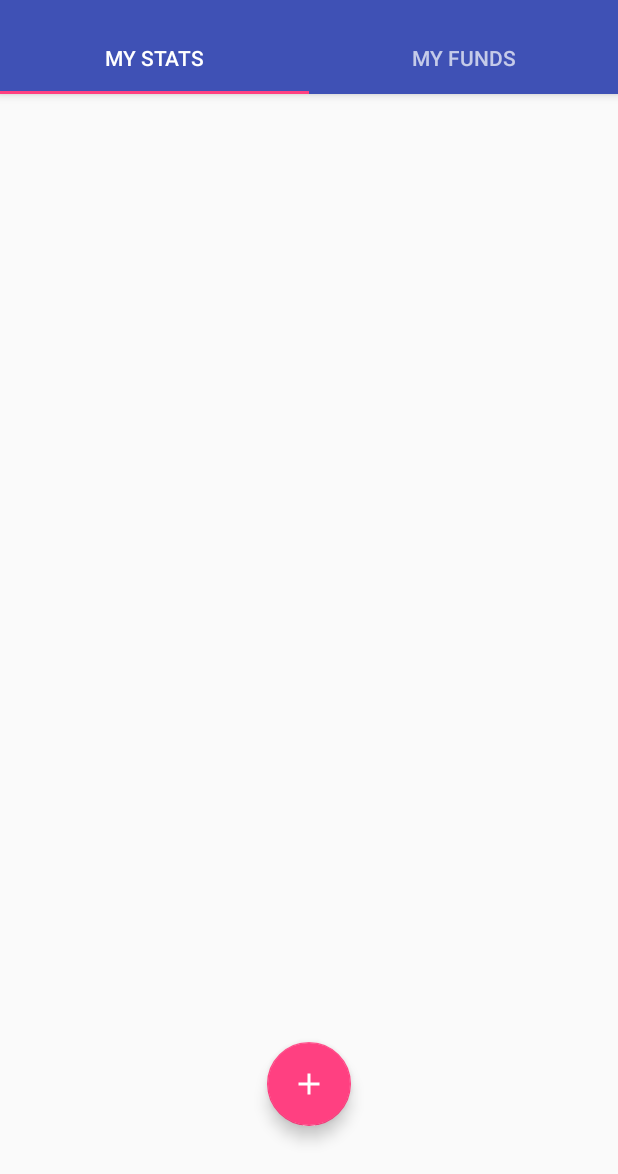
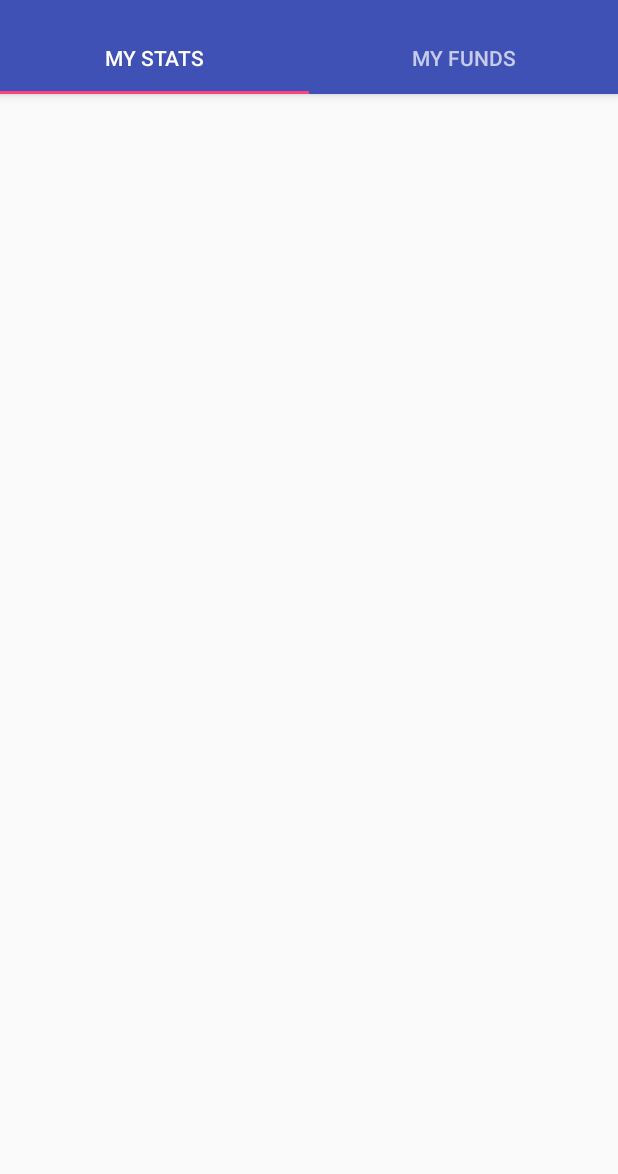
Before and after one commit to neerajms/mymutualfunds, an Android app: the screen it shows after launch (MainActivity), on a phone screen of 412 x 824 dp, the part 62-1236 px from its top. Run offline under Robolectric (Android 15) with nearby library versions, the phone set to English and light mode, and no system bars; 1 statement that could not run was skipped.

Commit message:
FAB shown only in My Funds, small changes to layout

```diff
--- a/app/src/main/java/com/neerajms99b/neeraj/mymutualfunds/ui/FundsListFragment.java
+++ b/app/src/main/java/com/neerajms99b/neeraj/mymutualfunds/ui/FundsListFragment.java
@@ -1,9 +1,11 @@
 package com.neerajms99b.neeraj.mymutualfunds.ui;
 
 import android.content.ContentValues;
+import android.content.Intent;
 import android.database.Cursor;
 import android.os.Bundle;
 import android.support.annotation.Nullable;
+import android.support.design.widget.FloatingActionButton;
 import android.support.v4.app.Fragment;
 import android.support.v4.app.LoaderManager;
 import android.support.v4.content.CursorLoader;
@@ -38,6 +40,7 @@ public class FundsListFragment extends Fragment implements LoaderManager.LoaderC
     private ItemTouchHelper.Callback mItemTouchCallBack;
     private MainActivity mCallBack;
     public final String ARG_OBJECT = "funds_list";
+    private FloatingActionButton mFab;
 
     public FundsListFragment() {
     }
@@ -54,8 +57,8 @@ public class FundsListFragment extends Fragment implements LoaderManager.LoaderC
         View rootView = inflater.inflate(R.layout.fragment_main, container, false);
 
         mCallBack = (MainActivity) getActivity();
-        mNetWorthAmount = (TextView) rootView.findViewById(R.id.net_worth_amount);
-        mNetWorthAmount.setText("₹0.00");
+//        mNetWorthAmount = (TextView) rootView.findViewById(R.id.net_worth_amount);
+//        mNetWorthAmount.setText("₹0.00");
         mFundsListAdapter = new FundsListAdapter(null, this);
         mRecyclerView = (RecyclerView) rootView.findViewById(R.id.funds_recycler_view);
         mRecyclerView.setLayoutManager(new LinearLayoutManager(getActivity()));
@@ -65,7 +68,14 @@ public class FundsListFragment extends Fragment implements LoaderManager.LoaderC
         mItemTouchCallBack = new SimpleItemTouchHelper(mFundsListAdapter);
         mItemTouchHelper = new ItemTouchHelper(mItemTouchCallBack);
         mItemTouchHelper.attachToRecyclerView(mRecyclerView);
-
+        mFab = (FloatingActionButton) rootView.findViewById(R.id.fab);
+        mFab.setOnClickListener(new View.OnClickListener() {
+            @Override
+            public void onClick(View view) {
+                startSearchActivity();
+            }
+        });
+        mFab.hide();
         return rootView;
     }
 
@@ -81,10 +91,9 @@ public class FundsListFragment extends Fragment implements LoaderManager.LoaderC
         // automatically handle clicks on the Home/Up button, so long
         // as you specify a parent activity in AndroidManifest.xml.
         int id = item.getItemId();
-
         //noinspection SimplifiableIfStatement
         if (id == R.id.action_add_fund) {
-            mCallBack.startSearchActivity();
+            startSearchActivity();
         }
         return super.onOptionsItemSelected(item);
     }
@@ -99,9 +108,10 @@ public class FundsListFragment extends Fragment implements LoaderManager.LoaderC
         mFundsListAdapter.swapCursor(data);
 
         if (data.moveToFirst()) {
-            setNetWorthAmount(data);
+//            setNetWorthAmount(data);
+            mFab.hide();
         } else {
-            mCallBack.showFab();
+            mFab.show();
         }
     }
 
@@ -126,7 +136,7 @@ public class FundsListFragment extends Fragment implements LoaderManager.LoaderC
             }
         } while (data.moveToNext());
         mNetWorth = String.format("%.2f", netWorth);
-        mNetWorthAmount.setText("₹" + mNetWorth);
+//        mNetWorthAmount.setText("₹" + mNetWorth);
     }
 
     @Override
@@ -151,6 +161,11 @@ public class FundsListFragment extends Fragment implements LoaderManager.LoaderC
         restartLoader();
     }
 
+    public void startSearchActivity() {
+        Intent intent = new Intent(getActivity(), SearchActivity.class);
+        startActivity(intent);
+    }
+
     public void restartLoader() {
         getLoaderManager().restartLoader(CURSOR_LOADER_ID, null, this);
     }
--- a/app/src/main/java/com/neerajms99b/neeraj/mymutualfunds/ui/MainActivity.java
+++ b/app/src/main/java/com/neerajms99b/neeraj/mymutualfunds/ui/MainActivity.java
@@ -1,23 +1,20 @@
 package com.neerajms99b.neeraj.mymutualfunds.ui;
 
 import android.content.Context;
-import android.content.Intent;
 import android.os.Bundle;
-import android.support.design.widget.FloatingActionButton;
 import android.support.design.widget.TabLayout;
 import android.support.v4.view.ViewPager;
-import android.support.v7.app.ActionBar;
 import android.support.v7.app.AppCompatActivity;
 import android.support.v7.widget.Toolbar;
-import android.view.View;
 
 import com.neerajms99b.neeraj.mymutualfunds.R;
 import com.neerajms99b.neeraj.mymutualfunds.adapter.PagerAdapter;
 
 public class MainActivity extends AppCompatActivity implements TabLayout.OnTabSelectedListener {
-    private FloatingActionButton mFab;
+//    private FloatingActionButton mFab;
     private Context mContext;
     private ViewPager mViewPager;
+    private final String TAG = MainActivity.class.getSimpleName();
 
     @Override
     protected void onCreate(Bundle savedInstanceState) {
@@ -25,7 +22,6 @@ public class MainActivity extends AppCompatActivity implements TabLayout.OnTabSe
         setContentView(R.layout.activity_main);
         Toolbar toolbar = (Toolbar) findViewById(R.id.toolbar);
         setSupportActionBar(toolbar);
-        ActionBar actionBar = getSupportActionBar();
         PagerAdapter pagerAdapter = new PagerAdapter(getSupportFragmentManager());
         final TabLayout tabLayout = (TabLayout) findViewById(R.id.tab_layout);
         tabLayout.addTab(tabLayout.newTab().setText(getString(R.string.tab_my_stats)));
@@ -50,48 +46,27 @@ public class MainActivity extends AppCompatActivity implements TabLayout.OnTabSe
             }
         });
         mContext = this;
-        mFab = (FloatingActionButton) findViewById(R.id.fab);
-        mFab.setOnClickListener(new View.OnClickListener() {
-            @Override
-            public void onClick(View view) {
-                startSearchActivity();
-            }
-        });
-        hideFab();
+//        mFab = (FloatingActionButton) findViewById(R.id.fab);
+//        mFab.setOnClickListener(new View.OnClickListener() {
+//            @Override
+//            public void onClick(View view) {
+//                startSearchActivity();
+//            }
+//        });
+//        hideFab();
     }
 
-    public void startSearchActivity() {
-        Intent intent = new Intent(mContext, SearchActivity.class);
-        startActivity(intent);
-    }
+//    public void startSearchActivity() {
+//        Intent intent = new Intent(mContext, SearchActivity.class);
+//        startActivity(intent);
+//    }
 
-    public void hideFab() {
-        mFab.hide();
-    }
-
-    public void showFab() {
-        mFab.show();
-    }
-
-//    @Override
-//    public boolean onCreateOptionsMenu(Menu menu) {
-//        // Inflate the menu; this adds items to the action bar if it is present.
-//        getMenuInflater().inflate(R.menu.menu_main, menu);
-//        return true;
+//    public void hideFab() {
+//        mFab.hide();
 //    }
 //
-//    @Override
-//    public boolean onOptionsItemSelected(MenuItem item) {
-//        // Handle action bar item clicks here. The action bar will
-//        // automatically handle clicks on the Home/Up button, so long
-//        // as you specify a parent activity in AndroidManifest.xml.
-//        int id = item.getItemId();
-//
-//        //noinspection SimplifiableIfStatement
-//        if (id == R.id.action_add_fund) {
-//            startSearchActivity();
-//        }
-//        return super.onOptionsItemSelected(item);
+//    public void showFab() {
+//        mFab.show();
 //    }
 
     @Override
--- a/app/src/main/java/com/neerajms99b/neeraj/mymutualfunds/ui/MyStatsFragment.java
+++ b/app/src/main/java/com/neerajms99b/neeraj/mymutualfunds/ui/MyStatsFragment.java
@@ -3,17 +3,26 @@ package com.neerajms99b.neeraj.mymutualfunds.ui;
 import android.os.Bundle;
 import android.support.annotation.Nullable;
 import android.support.v4.app.Fragment;
+import android.view.LayoutInflater;
+import android.view.View;
+import android.view.ViewGroup;
 
 /**
  * Created by neeraj on 27/8/16.
  */
-public class MyStatsFragment extends Fragment{
+public class MyStatsFragment extends Fragment {
     private MainActivity mCallBack;
+
     @Override
     public void onCreate(@Nullable Bundle savedInstanceState) {
         super.onCreate(savedInstanceState);
         mCallBack = (MainActivity) getActivity();
-//        mCallBack.hi
         setHasOptionsMenu(false);
     }
+
+    @Nullable
+    @Override
+    public View onCreateView(LayoutInflater inflater, @Nullable ViewGroup container, @Nullable Bundle savedInstanceState) {
+        return super.onCreateView(inflater, container, savedInstanceState);
+    }
 }
--- a/app/src/main/res/layout/activity_main.xml
+++ b/app/src/main/res/layout/activity_main.xml
@@ -37,13 +37,13 @@
         android:layout_width="match_parent"
         android:layout_height="match_parent" />
 
-    <android.support.design.widget.FloatingActionButton
-        android:id="@+id/fab"
-        android:layout_width="wrap_content"
-        android:layout_height="wrap_content"
-        android:layout_gravity="bottom|center"
-        android:layout_margin="@dimen/fab_margin"
-        android:src="@drawable/ic_add_white" />
+    <!--<android.support.design.widget.FloatingActionButton-->
+        <!--android:id="@+id/fab"-->
+        <!--android:layout_width="wrap_content"-->
+        <!--android:layout_height="wrap_content"-->
+        <!--android:layout_gravity="bottom|center"-->
+        <!--android:layout_margin="@dimen/fab_margin"-->
+        <!--android:src="@drawable/ic_add_white" />-->
 
 
 </android.support.design.widget.CoordinatorLayout>
--- /dev/null
+++ b/app/src/main/res/values-land/dimens.xml
@@ -0,0 +1,4 @@
+<?xml version="1.0" encoding="utf-8"?>
+<resources>
+    <dimen name="funds_recycler_view_top_margin">96dp</dimen>
+</resources>
--- a/app/src/main/res/values/dimens.xml
+++ b/app/src/main/res/values/dimens.xml
@@ -18,4 +18,5 @@
     <dimen name="net_worth_text_size">20sp</dimen>
     <dimen name="net_worth_card_padding">16dp</dimen>
     <dimen name="input_dialog_margin">24dp</dimen>
+    <dimen name="funds_recycler_view_top_margin">104dp</dimen>
 </resources>
--- a/app/src/main/res/values/strings.xml
+++ b/app/src/main/res/values/strings.xml
@@ -22,4 +22,5 @@
     <string name="action_settings">Settings</string>
     <string name="tab_my_stats">My Stats</string>
     <string name="tab_my_funds">My Funds</string>
+    <string name="key_tab_position" translatable="false">tab_position</string>
 </resources>
```
Also changed, not shown: app/src/main/java/com/neerajms99b/neeraj/mymutualfunds/ui/SearchActivity.java (+10 -0 lines), app/src/main/res/layout/fragment_main.xml (+40 -32 lines).
